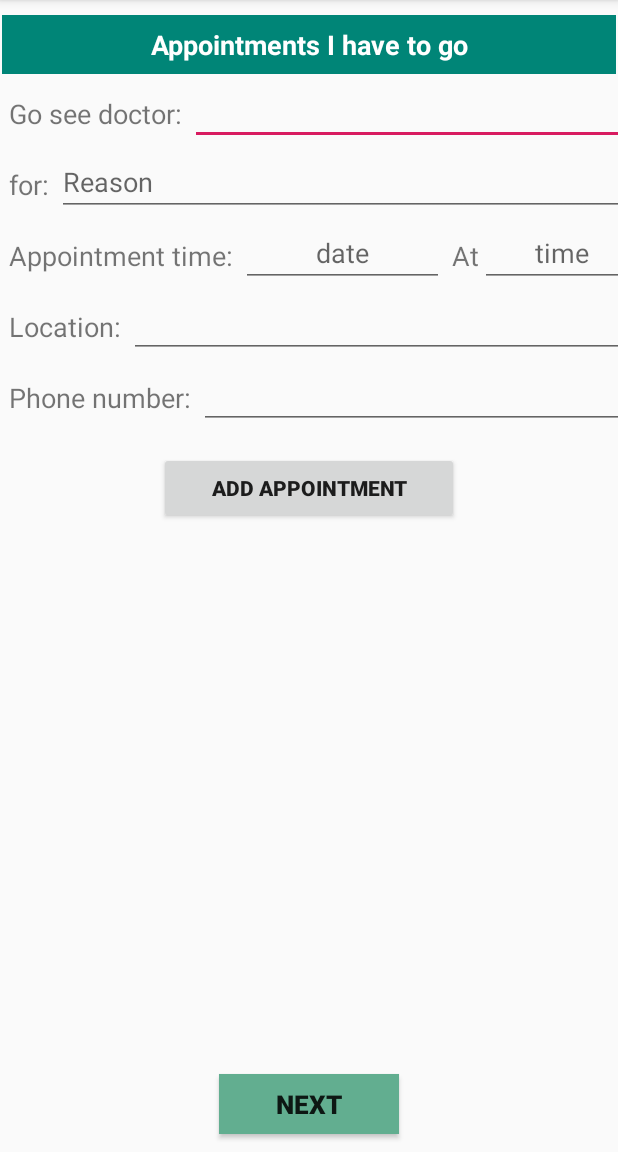
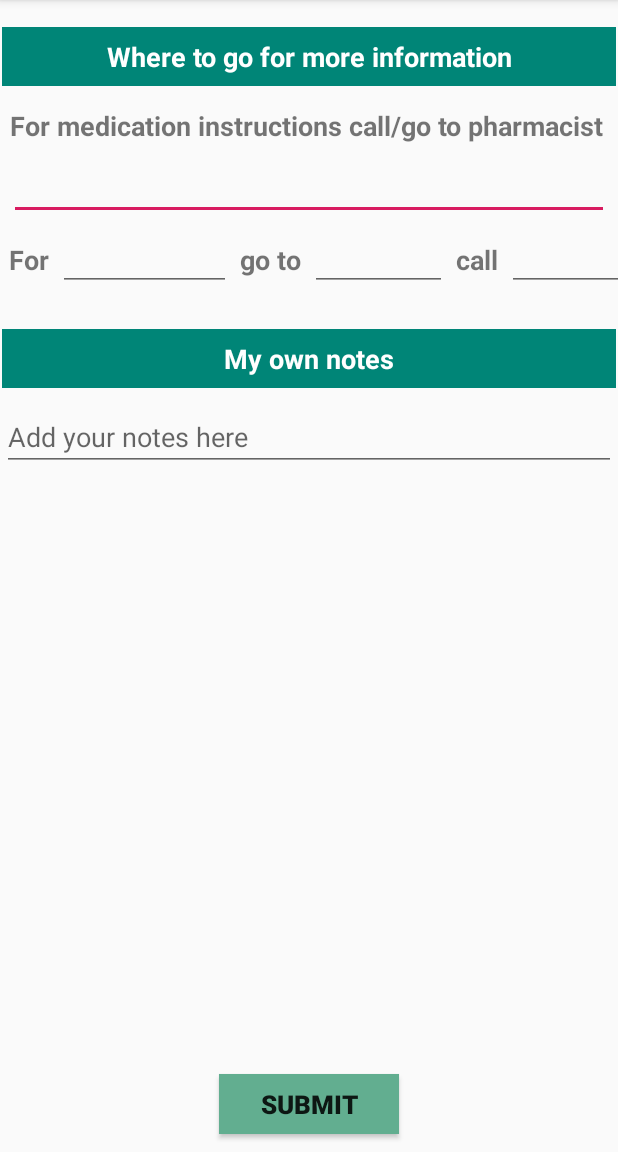
Before and after one commit to ece1778-2020/Healthy-Mind, an Android app: the ManualAppointments screen opened directly, with no data from a screen before it, after a tap on "NEXT", on a phone screen of 412 x 824 dp, the part 84-1236 px from its top. Run offline under Robolectric (Android 15) with nearby library versions, the phone set to English and light mode, and no system bars.

Commit message:
fontend of PODs form

```diff
--- a/app/src/main/AndroidManifest.xml
+++ b/app/src/main/AndroidManifest.xml
@@ -13,7 +13,8 @@
         android:roundIcon="@mipmap/ic_launcher_round"
         android:supportsRtl="true"
         android:theme="@style/AppTheme">
-        <activity android:name=".ManualAppointments"></activity>
+        <activity android:name=".ManualMoreInfo"></activity>
+        <activity android:name=".ManualAppointments" />
         <activity android:name=".ChangeRoutine" />
         <activity android:name=".ManualFeel" />
         <activity android:name=".InputManual" />
--- a/app/src/main/java/com/example/e_health_manager/ManualAppointments.java
+++ b/app/src/main/java/com/example/e_health_manager/ManualAppointments.java
@@ -3,6 +3,7 @@ package com.example.e_health_manager;
 import androidx.appcompat.app.AppCompatActivity;
 
 import android.app.DatePickerDialog;
+import android.content.Intent;
 import android.graphics.Typeface;
 import android.os.Bundle;
 import android.view.View;
@@ -49,6 +50,7 @@ public class ManualAppointments extends AppCompatActivity {
     }
 
     public void onClick_next_page(View view) {
-
+        Intent intent = new Intent(this, ManualMoreInfo.class);
+        startActivity(intent);
     }
 }
--- /dev/null
+++ b/app/src/main/java/com/example/e_health_manager/ManualMoreInfo.java
@@ -0,0 +1,21 @@
+package com.example.e_health_manager;
+
+import androidx.appcompat.app.AppCompatActivity;
+
+import android.content.Intent;
+import android.os.Bundle;
+import android.view.View;
+
+public class ManualMoreInfo extends AppCompatActivity {
+
+    @Override
+    protected void onCreate(Bundle savedInstanceState) {
+        super.onCreate(savedInstanceState);
+        setContentView(R.layout.activity_manual_more_info);
+    }
+
+
+    public void onClick_submit(View view) {
+
+    }
+}
--- a/app/src/main/res/layout/activity_input_manual.xml
+++ b/app/src/main/res/layout/activity_input_manual.xml
@@ -47,6 +47,7 @@
         android:gravity="center"
         android:text="I came to hospital on:"
         android:textSize="18sp"
+        android:textStyle="bold"
         app:layout_constraintStart_toStartOf="parent"
         app:layout_constraintTop_toBottomOf="@+id/name" />
 
@@ -76,6 +77,7 @@
         android:gravity="center"
         android:text="I left the hospital on:"
         android:textSize="18sp"
+        android:textStyle="bold"
         app:layout_constraintStart_toStartOf="parent"
         app:layout_constraintTop_toBottomOf="@+id/set_date1" />
 
@@ -105,6 +107,7 @@
         android:gravity="center"
         android:text="I came in because I have:"
         android:textSize="18sp"
+        android:textStyle="bold"
         app:layout_constraintStart_toStartOf="parent"
         app:layout_constraintTop_toBottomOf="@+id/set_date2" />
 
@@ -147,6 +150,7 @@
         android:gravity="center"
         android:text="Name:"
         android:textSize="18sp"
+        android:textStyle="bold"
         app:layout_constraintStart_toStartOf="parent"
         app:layout_constraintTop_toBottomOf="@+id/medication_title" />
 
@@ -173,6 +177,7 @@
         android:gravity="center"
         android:text="What it is for:"
         android:textSize="18sp"
+        android:textStyle="bold"
         app:layout_constraintStart_toStartOf="parent"
         app:layout_constraintTop_toBottomOf="@+id/medication_name" />
 
--- a/app/src/main/res/layout/activity_manual_appointments.xml
+++ b/app/src/main/res/layout/activity_manual_appointments.xml
@@ -32,6 +32,7 @@
         android:gravity="center"
         android:text="Go see doctor:"
         android:textSize="18sp"
+        android:textStyle="bold"
         app:layout_constraintStart_toStartOf="parent"
         app:layout_constraintTop_toBottomOf="@+id/title" />
 
@@ -49,7 +50,6 @@
         app:layout_constraintTop_toBottomOf="@+id/title" />
 
 
-
     <TextView
         android:id="@+id/reason"
         android:layout_width="wrap_content"
@@ -60,6 +60,7 @@
         android:gravity="center"
         android:text="for:"
         android:textSize="18sp"
+        android:textStyle="bold"
         app:layout_constraintStart_toStartOf="parent"
         app:layout_constraintTop_toBottomOf="@+id/name" />
 
@@ -77,7 +78,6 @@
         app:layout_constraintTop_toBottomOf="@+id/ed1" />
 
 
-
     <TextView
         android:id="@+id/set_date1"
         android:layout_width="wrap_content"
@@ -88,6 +88,7 @@
         android:gravity="center"
         android:text="Appointment time:"
         android:textSize="18sp"
+        android:textStyle="bold"
         app:layout_constraintStart_toStartOf="parent"
         app:layout_constraintTop_toBottomOf="@+id/reason" />
 
@@ -115,6 +116,7 @@
         android:gravity="center"
         android:text=" At"
         android:textSize="18sp"
+        android:textStyle="bold"
         app:layout_constraintStart_toEndOf="@+id/pick_date"
         app:layout_constraintTop_toBottomOf="@+id/ed2" />
 
@@ -126,13 +128,12 @@
         android:layout_marginLeft="1dp"
         android:layout_marginTop="5dp"
         android:layout_marginRight="1dp"
-        android:inputType="time"
         android:gravity="center"
         android:hint="time"
+        android:inputType="time"
         android:textSize="18sp"
         app:layout_constraintStart_toEndOf="@id/at"
         app:layout_constraintTop_toBottomOf="@+id/ed2" />
-
 
 
     <TextView
@@ -145,6 +146,7 @@
         android:gravity="center"
         android:text="Location:"
         android:textSize="18sp"
+        android:textStyle="bold"
         app:layout_constraintStart_toStartOf="parent"
         app:layout_constraintTop_toBottomOf="@+id/set_date1" />
 
@@ -162,9 +164,6 @@
         app:layout_constraintTop_toBottomOf="@+id/set_date1" />
 
 
-
-
-
     <TextView
         android:id="@+id/phone"
         android:layout_width="wrap_content"
@@ -175,6 +174,7 @@
         android:gravity="center"
         android:text="Phone number:"
         android:textSize="18sp"
+        android:textStyle="bold"
         app:layout_constraintStart_toStartOf="parent"
         app:layout_constraintTop_toBottomOf="@+id/location" />
 
@@ -207,13 +207,11 @@
     <androidx.recyclerview.widget.RecyclerView
         android:id="@+id/recyclerView"
         android:layout_width="match_parent"
-        android:layout_height="175dp"
+        android:layout_height="155dp"
         android:layout_marginLeft="1dp"
         android:layout_marginTop="10dp"
         android:layout_marginRight="1dp"
         app:layout_constraintTop_toBottomOf="@+id/add_btn" />
-
-
 
 
     <Button
--- /dev/null
+++ b/app/src/main/res/layout/activity_manual_more_info.xml
@@ -0,0 +1,177 @@
+<?xml version="1.0" encoding="utf-8"?>
+<androidx.constraintlayout.widget.ConstraintLayout xmlns:android="http://schemas.android.com/apk/res/android"
+    xmlns:app="http://schemas.android.com/apk/res-auto"
+    xmlns:tools="http://schemas.android.com/tools"
+    android:layout_width="match_parent"
+    android:layout_height="match_parent"
+    tools:context=".ManualMoreInfo">
+
+
+    <TextView
+        android:id="@+id/more_info"
+        android:layout_width="match_parent"
+        android:layout_height="39dp"
+        android:layout_marginLeft="1dp"
+        android:layout_marginTop="18dp"
+        android:layout_marginRight="1dp"
+        android:background="@color/colorPrimary"
+        android:gravity="center"
+        android:text="Where to go for more information"
+        android:textColor="@color/white"
+        android:textSize="18sp"
+        android:textStyle="bold"
+        app:layout_constraintTop_toTopOf="parent" />
+
+
+    <TextView
+        android:id="@+id/more_info1"
+        android:layout_width="wrap_content"
+        android:layout_height="42dp"
+        android:layout_marginLeft="6dp"
+        android:layout_marginTop="5dp"
+        android:layout_marginRight="6dp"
+        android:gravity="center"
+        android:text="For medication instructions call/go to pharmacist"
+        android:textSize="18sp"
+        android:textStyle="bold"
+        app:layout_constraintStart_toStartOf="parent"
+        app:layout_constraintTop_toBottomOf="@+id/more_info" />
+
+
+    <EditText
+        android:id="@+id/ed5"
+        android:layout_width="match_parent"
+        android:layout_height="42dp"
+        android:layout_marginLeft="6dp"
+        android:layout_marginRight="6dp"
+        android:textSize="18sp"
+        app:layout_constraintTop_toBottomOf="@+id/more_info1" />
+
+
+    <TextView
+        android:id="@+id/for1"
+        android:layout_width="wrap_content"
+        android:layout_height="42dp"
+        android:layout_marginLeft="6dp"
+        android:layout_marginTop="5dp"
+        android:layout_marginRight="6dp"
+        android:gravity="center_vertical"
+        android:text="For"
+        android:textSize="18sp"
+        android:textStyle="bold"
+        app:layout_constraintStart_toStartOf="parent"
+        app:layout_constraintTop_toBottomOf="@+id/ed5" />
+
+    <EditText
+        android:id="@+id/ed6"
+        android:layout_width="115dp"
+        android:layout_height="42dp"
+        android:layout_marginLeft="6dp"
+        android:layout_marginTop="5dp"
+        android:layout_marginRight="6dp"
+        android:gravity="center_vertical"
+        android:textSize="18sp"
+        app:layout_constraintLeft_toRightOf="@id/for1"
+        app:layout_constraintTop_toBottomOf="@+id/ed5" />
+
+    <TextView
+        android:id="@+id/go_to"
+        android:layout_width="wrap_content"
+        android:layout_height="42dp"
+        android:layout_marginLeft="6dp"
+        android:layout_marginTop="5dp"
+        android:layout_marginRight="6dp"
+        android:gravity="center_vertical"
+        android:text="go to"
+        android:textSize="18sp"
+        android:textStyle="bold"
+        app:layout_constraintStart_toEndOf="@id/ed6"
+        app:layout_constraintTop_toBottomOf="@+id/ed5" />
+
+
+    <EditText
+        android:id="@+id/ed7"
+        android:layout_width="91dp"
+        android:layout_height="42dp"
+        android:layout_marginLeft="6dp"
+        android:layout_marginTop="5dp"
+        android:layout_marginRight="6dp"
+        android:gravity="center_vertical"
+        android:textSize="18sp"
+        app:layout_constraintLeft_toRightOf="@id/go_to"
+        app:layout_constraintTop_toBottomOf="@+id/ed5" />
+
+
+    <TextView
+        android:id="@+id/call"
+        android:layout_width="wrap_content"
+        android:layout_height="42dp"
+        android:layout_marginLeft="6dp"
+        android:layout_marginTop="5dp"
+        android:layout_marginRight="6dp"
+        android:gravity="center"
+        android:text="call"
+        android:textSize="18sp"
+        android:textStyle="bold"
+        app:layout_constraintStart_toEndOf="@id/ed7"
+        app:layout_constraintTop_toBottomOf="@+id/ed5" />
+
+
+    <EditText
+        android:id="@+id/ed8"
+        android:layout_width="91dp"
+        android:layout_height="42dp"
+        android:layout_marginLeft="6dp"
+        android:layout_marginTop="5dp"
+        android:layout_marginRight="6dp"
+        android:gravity="center_vertical"
+        android:textSize="18sp"
+        app:layout_constraintLeft_toRightOf="@id/call"
+        app:layout_constraintTop_toBottomOf="@+id/ed5" />
+
+
+    <TextView
+        android:id="@+id/notes"
+        android:layout_width="match_parent"
+        android:layout_height="39dp"
+        android:layout_marginLeft="1dp"
+        android:layout_marginTop="25dp"
+        android:layout_marginRight="1dp"
+        android:background="@color/colorPrimary"
+        android:gravity="center"
+        android:text="My own notes"
+        android:textColor="@color/white"
+        android:textSize="18sp"
+        android:textStyle="bold"
+        app:layout_constraintTop_toBottomOf="@id/for1" />
+
+
+    <EditText
+        android:id="@+id/ed10"
+        android:layout_width="match_parent"
+        android:layout_height="wrap_content"
+        android:layout_marginLeft="1dp"
+        android:layout_marginTop="10dp"
+        android:layout_marginRight="1dp"
+        android:ems="10"
+        android:gravity="start|top"
+        android:hint="Add your notes here"
+        android:inputType="textMultiLine"
+        app:layout_constraintTop_toBottomOf="@+id/notes" />
+
+
+    <Button
+        android:id="@+id/submit"
+        android:layout_width="120dp"
+        android:layout_height="40dp"
+        android:layout_marginBottom="12dp"
+        android:background="@color/commentTitle"
+        android:onClick="onClick_submit"
+        android:text="submit"
+        android:textSize="17sp"
+        android:textStyle="bold"
+        app:layout_constraintBottom_toBottomOf="parent"
+        app:layout_constraintEnd_toEndOf="parent"
+        app:layout_constraintStart_toStartOf="parent" />
+
+</androidx.constraintlayout.widget.ConstraintLayout>
--- a/app/src/main/res/values/colors.xml
+++ b/app/src/main/res/values/colors.xml
@@ -8,4 +8,5 @@
     <color name="commentTitle">#62AE90</color>
     <color name="red">#EA5555</color>
     <color name="grey">#DADADA</color>
+    <color name="light_green">#ABF4B1</color>
 </resources>
```
